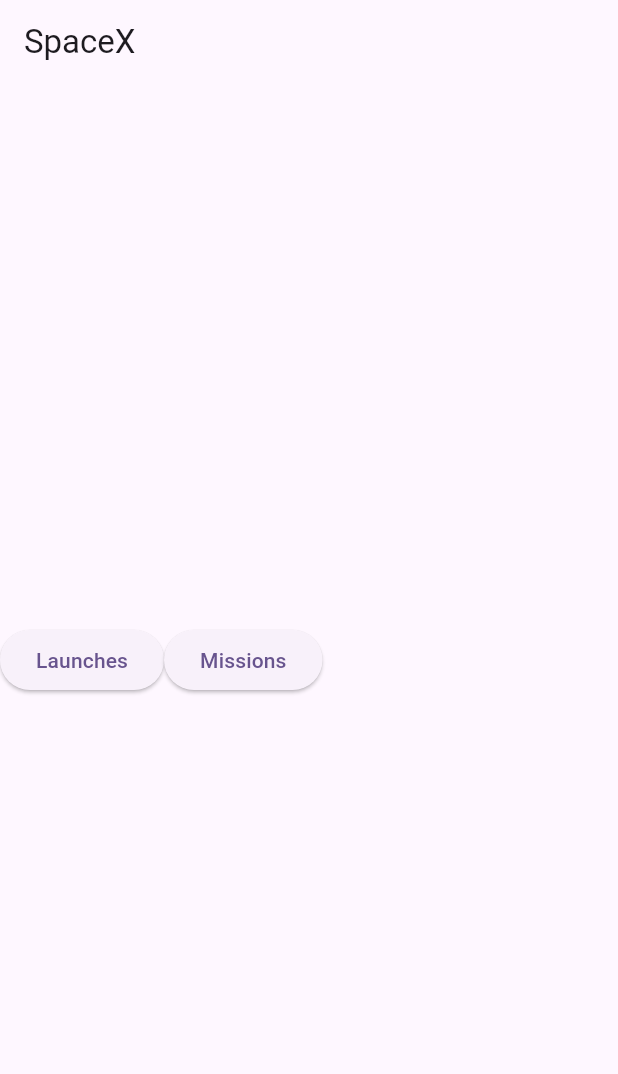
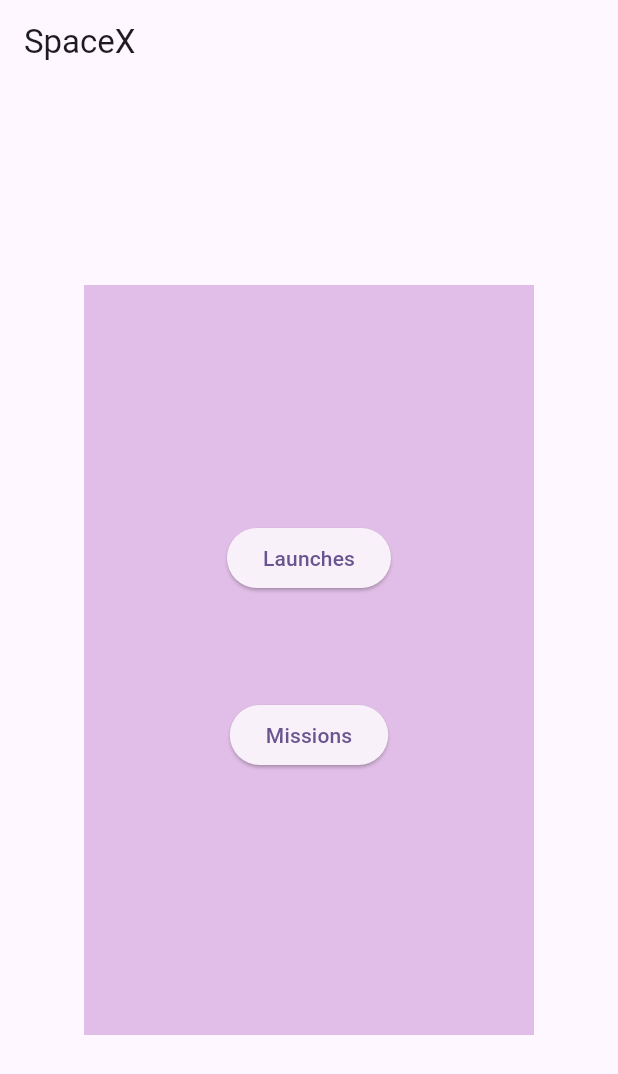
Before and after one commit to rania1231/spaceXTest, a Flutter app: the screen it shows after launch, on a phone screen of 412 x 824 dp. Shown: the top 1074 px of the screen. Run offline on Flutter 3.47's test engine with Material 3 defaults, Android fonts, the light colour scheme and no system bars; our stand-ins replace dartz, equatable, flutter_bloc, get_it, internet_connection_checker, shared_preferences.

```diff
--- a/lib/data/data_sources/launches_data_sources/launch_remote_data_source.dart
+++ b/lib/data/data_sources/launches_data_sources/launch_remote_data_source.dart
@@ -18,7 +18,7 @@
 
   @override
   Future<List<LaunchModel>> getAllLaunches()async {
-  final response=await client.get(Uri.parse(linkBase+'/launches'));
+  final response=await client.get(Uri.parse('https://api.spacexdata.com/v4/launches'));
   if(response.statusCode==200){
     List<dynamic>dataJson=json.decode(response.body) ;
     List<LaunchModel>data= dataJson.map((elt) => LaunchModel.fromJson(elt)).toList();
--- a/lib/presentation/pages/Home_page.dart
+++ b/lib/presentation/pages/Home_page.dart
@@ -10,18 +10,31 @@
   Widget build(BuildContext context) {
     return Scaffold(
       appBar: AppBar(title:Text('SpaceX')),
-      body:Center(child:Row(
+      body:Center(
+        child: Container(
+          width: 300,
+          height: 500,
+          color: Colors.purple[100],
+          child: Padding(
+            padding: const EdgeInsets.all(8.0),
+            child: Center(child:Column(
               children: [
+                SizedBox(height: 150,),
                 ElevatedButton(onPressed: (){ Navigator.push(
                     context,
                     MaterialPageRoute(
                         builder: (context) => LaunchesListPage()));}, child: Text('Launches')),
+
+                SizedBox(height: 70,),
                 ElevatedButton(onPressed: (){ Navigator.push(
                     context,
                     MaterialPageRoute(
                         builder: (context) => MissionsListPage()));}, child: Text('Missions')),
               ],
-      ))
+            )),
+          ),
+        ),
+      )
     );
   }
 }
--- a/lib/presentation/pages/launches_list_page.dart
+++ b/lib/presentation/pages/launches_list_page.dart
@@ -25,12 +25,12 @@
           (builder: (context, state)
         {
           if (state is LoadingLaunchesState){
-            return CircularProgressIndicator();
+            return Center(child:CircularProgressIndicator());
           }else if (state is LoadedLaunchesState){
             return LaunchesListWidget(launches: state.launches);
           }else if (state is ErrorLaunchesState) {
             return Text('Error during the loading process');
-          }else return CircularProgressIndicator();
+          }else return Center(child:CircularProgressIndicator());
         }
         ),
 
--- a/lib/presentation/pages/missions_list_page.dart
+++ b/lib/presentation/pages/missions_list_page.dart
@@ -23,13 +23,13 @@
         (builder: (context, state)
       {
         if (state is LoadingMissionsState){
-          return CircularProgressIndicator();
+          return Center(child:CircularProgressIndicator());
         }else if (state is LoadedMissionsState){
           return MissionsListWidget(missions: state.missions);
         }else if (state is ErrorMissionsState) {
           return Text('Error during the loading process');
         }
-        else return CircularProgressIndicator();
+        else return Center(child:CircularProgressIndicator());
       }
       ),
 
```
Also changed, not shown: lib/data/models/LaunchModel.dart (+6 -9 lines), lib/presentation/widgets/launches/launch_detail_widget.dart (+9 -9 lines). Lines whose indentation alone changed are shown as unchanged.
